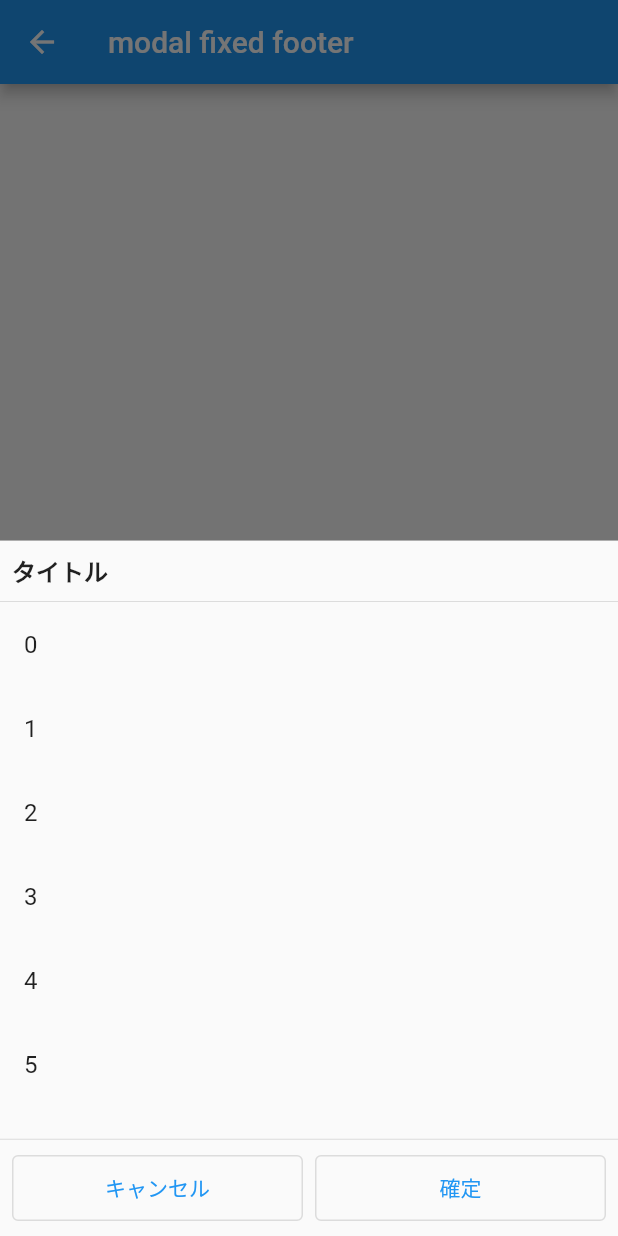
After one commit to sho-ito-1027/flutter_playground, a Flutter app: the ModalFixedFooterPage screen opened by its route, after a tap on "show Modal", on a phone screen of 412 x 824 dp. The commit adds this screen. Run offline on Flutter 3.47's test engine with Material 2 defaults, Android fonts, the phone set to English and light mode, and no system bars; our stand-ins replace auto_route, firebase_core, flutter_svg; accounts and stored records are empty; generated files the repository leaves out were written again.

Commit message:
add modal_fixed_footer_page

```diff
--- a/lib/router/router.dart
+++ b/lib/router/router.dart
@@ -3,6 +3,7 @@ import 'package:flutter_playground/ui/accessibility/crash_semantics_page.dart';
 import 'package:flutter_playground/ui/button/minimum_size_button_page.dart';
 import 'package:flutter_playground/ui/button/text_button_icon_page.dart';
 import 'package:flutter_playground/ui/fixed_footer/fixed_footer_page.dart';
+import 'package:flutter_playground/ui/fixed_footer/modal_fixed_footer_page.dart';
 import 'package:flutter_playground/ui/hooks_riverpod/temp_sample_page.dart';
 import 'package:flutter_playground/ui/image/each_box_fix_page.dart';
 import 'package:flutter_playground/ui/playground.dart';
@@ -16,6 +17,7 @@ export 'router.gr.dart';
     AutoRoute(page: EachBoxFitPage),
     AutoRoute(page: FixedFooterPage),
     AutoRoute(page: MinimumSizeButtonPage),
+    AutoRoute(page: ModalFixedFooterPage),
     AutoRoute(page: PlaygroundPage, initial: true),
     AutoRoute(page: TempSamplePage),
     AutoRoute(page: TextButtonIconPage),
--- /dev/null
+++ b/lib/ui/fixed_footer/modal_fixed_footer_page.dart
@@ -0,0 +1,132 @@
+import 'package:auto_route/auto_route.dart';
+import 'package:flutter/material.dart';
+
+class ModalFixedFooterPage extends StatelessWidget {
+  const ModalFixedFooterPage({Key? key}) : super(key: key);
+
+  @override
+  Widget build(BuildContext context) {
+    return Scaffold(
+      appBar: AppBar(
+        title: const Text('modal fixed footer'),
+      ),
+      body: SafeArea(
+        child: Center(
+          child: OutlinedButton(
+            onPressed: () {
+              showModalBottomSheet<void>(
+                context: context,
+                builder: (context) {
+                  return const _FixedFooterView();
+                },
+              );
+            },
+            child: const Text('show Modal'),
+          ),
+        ),
+      ),
+    );
+  }
+}
+
+class _FixedFooterView extends StatelessWidget {
+  const _FixedFooterView({Key? key}) : super(key: key);
+
+  @override
+  Widget build(BuildContext context) {
+    return Scaffold(
+      body: SafeArea(
+        child: Column(
+          children: [
+            Expanded(
+              child: SingleChildScrollView(
+                child: Column(
+                  children: [
+                    _buildHeader(),
+                    _buildBody(),
+                  ],
+                ),
+              ),
+            ),
+            _buildFooter(context),
+          ],
+        ),
+      ),
+    );
+  }
+
+  Widget _buildHeader() {
+    return Column(
+      crossAxisAlignment: CrossAxisAlignment.start,
+      children: const [
+        Padding(
+          padding: EdgeInsets.all(8.0),
+          child: Text(
+            'タイトル',
+            style: TextStyle(
+              fontSize: 16.0,
+              fontWeight: FontWeight.bold,
+            ),
+          ),
+        ),
+        Divider(height: 1),
+      ],
+    );
+  }
+
+  Widget _buildBody() {
+    final numbers = [for (int i = 0; i < 10; i++) i];
+
+    return ListView.builder(
+      shrinkWrap: true,
+      physics: const NeverScrollableScrollPhysics(),
+      itemCount: numbers.length,
+      itemBuilder: (context, index) {
+        final number = numbers[index];
+
+        return ListTile(
+          title: Text('$number'),
+        );
+      },
+    );
+  }
+
+  Widget _buildFooter(BuildContext context) {
+    const dimension = 8.0;
+    final style = OutlinedButton.styleFrom(
+      minimumSize: const Size(double.infinity, 44.0),
+    );
+
+    return Column(
+      children: [
+        const Divider(height: 1),
+        Padding(
+          padding: const EdgeInsets.all(dimension),
+          child: Row(
+            children: [
+              Flexible(
+                child: OutlinedButton(
+                  style: style,
+                  onPressed: () {
+                    context.router.pop();
+                  },
+                  child: const Text('キャンセル'),
+                ),
+              ),
+              const SizedBox(width: dimension),
+              Flexible(
+                child: OutlinedButton(
+                  style: style,
+                  onPressed: () {
+                    // Something to do.
+                  },
+                  child: const Text('確定'),
+                ),
+              ),
+            ],
+          ),
+        ),
+      ],
+    );
+  }
+}
--- a/lib/ui/playground.dart
+++ b/lib/ui/playground.dart
@@ -15,6 +15,10 @@ class PlaygroundPage extends StatelessWidget {
     {_titleKey: 'crash semantics', _routeKey: CrashSemanticsRoute()},
     {_titleKey: 'hooks riverpod sample', _routeKey: TempSampleRoute()},
     {_titleKey: 'fixed footer sample', _routeKey: FixedFooterRoute()},
+    {
+      _titleKey: 'modal fixed footer sample',
+      _routeKey: ModalFixedFooterRoute()
+    },
   ];
 
   @override
```
